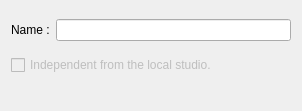
Before: the Qt Designer form client/dlgpaymentmethodedit.ui in tbikfalvi/Belenus, drawn with Qt 5.
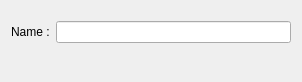
After: the same form once the commit is applied.

What changed in the file:
```diff
--- a/client/dlgpaymentmethodedit.ui
+++ b/client/dlgpaymentmethodedit.ui
@@ -7,7 +7,7 @@
     <x>0</x>
     <y>0</y>
     <width>302</width>
-    <height>111</height>
+    <height>82</height>
    </rect>
   </property>
   <property name="windowTitle">
@@ -28,16 +28,6 @@
      </item>
     </layout>
    </item>
-   <item>
-    <widget class="QCheckBox" name="checkIndependent">
-     <property name="enabled">
-      <bool>false</bool>
-     </property>
-     <property name="text">
-      <string>Independent from the local studio.</string>
-     </property>
-    </widget>
-   </item>
    <item>
     <widget class="QDialogButtonBox" name="btbButtons">
      <property name="standardButtons">
```
Left out of the diff: 3 changed lines with no effect on the pictures.
